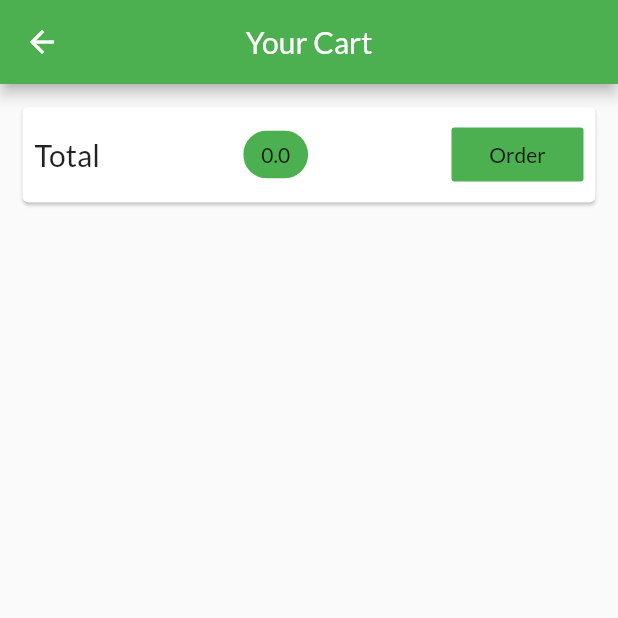
After one commit to MahdiMurshed/goriber_daravely, a Flutter app: the CartScreen screen opened by its route, on a phone screen of 412 x 824 dp, the top half of it. The commit adds this screen. Run offline on Flutter 3.47's test engine with Material 2 defaults, Android fonts, the phone set to English and light mode, and no system bars; network calls fail.

Commit message:
displaying cart item

```diff
--- a/lib/main.dart
+++ b/lib/main.dart
@@ -1,6 +1,7 @@
 import 'package:flutter/material.dart';
 import 'package:shop_app/providers/cart.dart';
 import 'package:shop_app/providers/products.dart';
+import 'package:shop_app/screen/cart_screen.dart';
 import 'package:shop_app/screen/product_detail_screen.dart';
 import 'screen/products_overview_screen.dart';
 import 'package:provider/provider.dart';
@@ -28,6 +29,7 @@ class MyApp extends StatelessWidget {
           home: ProductsOverViewScreen(),
           routes: {
             ProductDetailScreen.routeName: (ctx) => ProductDetailScreen(),
+            CartScreen.routeName:(ctx)=>CartScreen()
           },
         ));
   }
--- a/lib/providers/cart.dart
+++ b/lib/providers/cart.dart
@@ -9,19 +9,29 @@ class CartItem {
 }
 
 class Cart with ChangeNotifier {
-  Map<String, CartItem> _items={};
+  Map<String, CartItem> _items = {};
 
   Map<String, CartItem> get items {
     return {..._items};
   }
 
   int get itemCount {
-    return  _items.length;
+    return _items.length;
+  }
+
+  double get totalAmount {
+    double total = 0.0;
+    _items.forEach((key, value) {
+      print(value.quantity);
+      total += (value.price * value.quantity);
+    });
+    return total;
   }
 
   void addItem(String id, double price, String title) {
     if (_items.containsKey(id)) {
-      _items.update(id, (value) => CartItem(quantity: value.quantity + 1));
+      _items.update(id, (value) => CartItem(id: value.id,title: value.title,price: value.price,quantity: value.quantity + 1));
+
     } else {
       _items.putIfAbsent(
           id,
--- /dev/null
+++ b/lib/screen/cart_screen.dart
@@ -0,0 +1,57 @@
+import 'package:flutter/material.dart';
+import 'package:provider/provider.dart';
+import 'package:shop_app/providers/cart.dart' ;
+import '../widgets/cart_item.dart';
+
+class CartScreen extends StatelessWidget {
+  static const routeName = '/cart';
+  @override
+  Widget build(BuildContext context) {
+    final cart = Provider.of<Cart>(context);
+    print(cart.totalAmount);
+    return Scaffold(
+      appBar: AppBar(
+        title: Text('Your Cart'),
+        centerTitle: true,
+      ),
+      body: Column(
+        children: [
+          Card(
+            margin: EdgeInsets.all(15),
+            child: Padding(
+              padding: EdgeInsets.all(8),
+              child: Row(
+                mainAxisAlignment: MainAxisAlignment.spaceBetween,
+                children: [
+                  Text(
+                    'Total',
+                    style: TextStyle(fontSize: 20),
+                  ),
+
+                  Chip(
+                    label: Text(cart.totalAmount.toString()),
+                    backgroundColor: Theme.of(context).primaryColor,
+                  ),
+                  FlatButton(onPressed: (){}, child: Text('Order'),color: Theme.of(context).primaryColor,)
+                ],
+              ),
+            ),
+          ),
+          SizedBox(height: 10,),
+          Expanded(
+            child: ListView.builder(
+              itemCount: cart.itemCount,
+              itemBuilder: (ctx,i)=>CartProduct(
+                id: cart.items.values.toList()[i].id,
+                title: cart.items.values.toList()[i].title,
+                price: cart.items.values.toList()[i].price ,
+                quantity: cart.items.values.toList()[i].quantity??0,
+
+              )
+              )
+            )
+        ],
+      ),
+    );
+  }
+}
--- a/lib/widgets/product_item.dart
+++ b/lib/widgets/product_item.dart
@@ -40,7 +40,7 @@ class ProductItem extends StatelessWidget {
           trailing: IconButton(
             icon: Icon(Icons.shopping_cart),
             onPressed: () {
-              cart.addItem(pr.id, pr.price, pr.title);
+              cart.addItem(pr.id, pr.price , pr.title);
             },
             color: Theme.of(context).accentColor,
           ),
```
Also changed, not shown: lib/screen/products_overview_screen.dart (+5 -2 lines), lib/widgets/cart_item.dart (added, +30 -0 lines).
